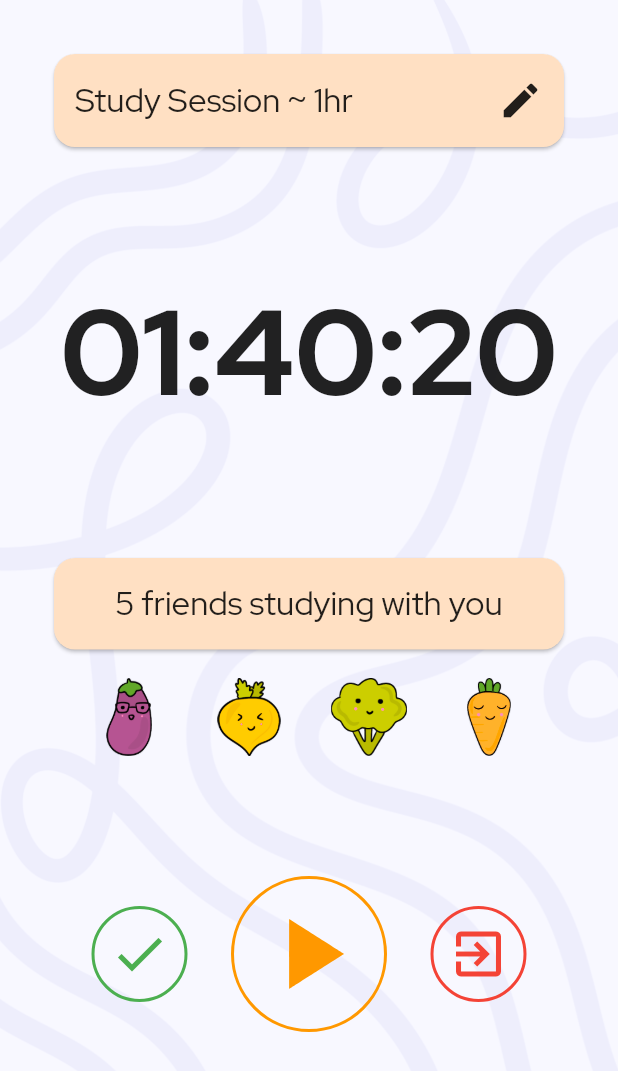
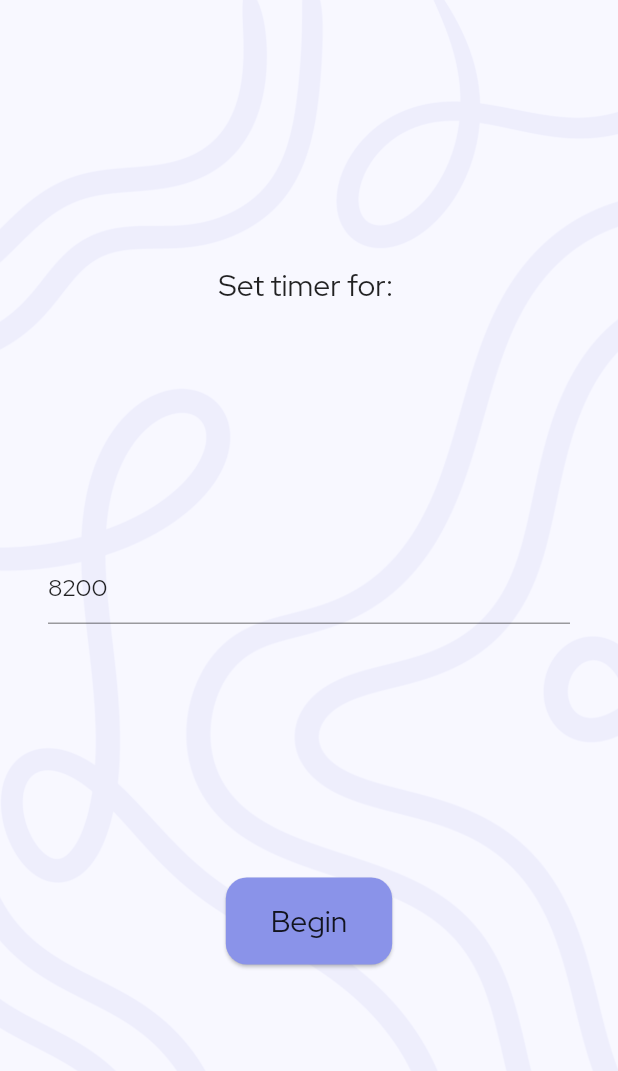
Before and after one commit to simrat39/StudyBuddy, a Flutter app: the screen it shows after launch, after a tap on "Begin a group study session", on a phone screen of 412 x 824 dp. Shown: the top 1071 px of the screen. Run offline on Flutter 3.47's test engine with Material 2 defaults, Android fonts, the phone set to English and light mode, and no system bars; our stand-ins replace flutter_riverpod.

Commit message:
feat: Add time select page

```diff
--- a/lib/home_page.dart
+++ b/lib/home_page.dart
@@ -1,4 +1,5 @@
 import 'package:flutter/material.dart';
+import 'package:study_app/time_select/time_select_page.dart';
 import 'package:study_app/timer_page.dart';
 
 class HomePage extends StatefulWidget {
@@ -107,7 +108,17 @@ class HomePageState extends State<HomePage> {
                     onTap: () => {
                       Navigator.of(context).push(
                         MaterialPageRoute(
-                          builder: (_) => const TimerPage(),
+                          builder: (_) => TimeSelectPage(
+                            callback: (p) {
+                              Navigator.of(context).push(
+                                MaterialPageRoute(
+                                  builder: (context) => TimerPage(
+                                    timerStateChangeNotifier: p,
+                                  ),
+                                ),
+                              );
+                            },
+                          ),
                         ),
                       )
                     },
@@ -129,9 +140,10 @@ class HomePageState extends State<HomePage> {
                           ),
                           Row(
                             children: [
-                              Text("Invite Friends",
-                                  style:
-                                      Theme.of(context).textTheme.titleLarge),
+                              Text(
+                                "Invite Friends",
+                                style: Theme.of(context).textTheme.titleLarge,
+                              ),
                               const Spacer(),
                               Row(
                                 children: const [
--- a/lib/main.dart
+++ b/lib/main.dart
@@ -1,21 +1,20 @@
 import 'package:flutter/material.dart';
 import 'package:flutter_riverpod/flutter_riverpod.dart';
 import 'package:study_app/home_page.dart';
-import 'package:study_app/providers/timer_state_provider.dart';
 
 void main() {
   runApp(const ProviderScope(child: MyApp()));
 }
 
-var timerStateNotifier = ChangeNotifierProvider((_) {
-  return TimerStateProvider(
-    duration: const Duration(
-      hours: 1,
-      minutes: 40,
-      seconds: 20,
-    ),
-  );
-});
+/* var timerStateNotifier = ChangeNotifierProvider((_) { */
+/*   return TimerStateProvider( */
+/*     duration: const Duration( */
+/*       hours: 1, */
+/*       minutes: 40, */
+/*       seconds: 20, */
+/*     ), */
+/*   ); */
+/* }); */
 
 class MyApp extends StatelessWidget {
   const MyApp({Key? key}) : super(key: key);
--- /dev/null
+++ b/lib/time_select/time_select_page.dart
@@ -0,0 +1,82 @@
+import 'package:flutter/material.dart';
+import 'package:flutter_riverpod/flutter_riverpod.dart';
+import 'package:study_app/providers/timer_state_provider.dart';
+
+class TimeSelectPage extends StatefulWidget {
+  const TimeSelectPage({
+    Key? key,
+    required this.callback,
+  }) : super(key: key);
+
+  final Function(ChangeNotifierProvider<TimerStateProvider>) callback;
+
+  @override
+  State<TimeSelectPage> createState() => _TimeSelectPageState();
+}
+
+class _TimeSelectPageState extends State<TimeSelectPage> {
+  late TextEditingController _controller;
+
+  @override
+  void initState() {
+    super.initState();
+
+    _controller = TextEditingController(text: "8200");
+  }
+
+  @override
+  Widget build(BuildContext context) {
+    return Scaffold(
+      body: Container(
+        decoration: const BoxDecoration(
+          image: DecorationImage(
+            image: AssetImage("assets/bg.png"),
+            fit: BoxFit.cover,
+          ),
+        ),
+        child: Padding(
+          padding: const EdgeInsets.symmetric(horizontal: 32.0, vertical: 12.0),
+          child: Center(
+            child: Column(
+              mainAxisAlignment: MainAxisAlignment.spaceEvenly,
+              children: [
+                Text("Set timer for: ",
+                    style: Theme.of(context).textTheme.titleLarge),
+                TextField(
+                  controller: _controller,
+                ),
+                Material(
+                  type: MaterialType.transparency,
+                  child: Card(
+                    color: const Color(0xff8A93E9),
+                    child: InkWell(
+                      borderRadius: BorderRadius.circular(12),
+                      onTap: () {
+                        int seconds = int.parse(_controller.value.text);
+                        ChangeNotifierProvider<TimerStateProvider> provider =
+                            ChangeNotifierProvider(
+                          (_) => TimerStateProvider(
+                            duration: Duration(seconds: seconds),
+                          ),
+                        );
+                        widget.callback(provider);
+                      },
+                      child: Container(
+                        padding: const EdgeInsets.symmetric(
+                          horizontal: 30.0,
+                          vertical: 16.0,
+                        ),
+                        child: Text("Begin",
+                            style: Theme.of(context).textTheme.titleLarge),
+                      ),
+                    ),
+                  ),
+                ),
+              ],
+            ),
+          ),
+        ),
+      ),
+    );
+  }
+}
--- a/lib/timer_page.dart
+++ b/lib/timer_page.dart
@@ -1,5 +1,7 @@
 import 'package:flutter/material.dart';
+import 'package:flutter_riverpod/flutter_riverpod.dart';
 import 'package:study_app/done_page/done_page.dart';
+import 'package:study_app/providers/timer_state_provider.dart';
 import 'package:study_app/timer_page/buddy_row.dart';
 import 'package:study_app/timer_page/done_button.dart';
 import 'package:study_app/timer_page/play_pause_button.dart';
@@ -7,7 +9,10 @@ import 'package:study_app/timer_page/quit_button.dart';
 import 'package:study_app/timer_page/timer.dart';
 
 class TimerPage extends StatefulWidget {
-  const TimerPage({Key? key}) : super(key: key);
+  const TimerPage({Key? key, required this.timerStateChangeNotifier})
+      : super(key: key);
+
+  final ChangeNotifierProvider<TimerStateProvider> timerStateChangeNotifier;
 
   @override
   State<StatefulWidget> createState() {
@@ -61,12 +66,13 @@ class TimerPageState extends State<TimerPage> {
               const SizedBox(
                 height: 80,
               ),
-              const TimerText(
-                initial: Duration(
+              TimerText(
+                initial: const Duration(
                   hours: 1,
                   minutes: 20,
                   seconds: 42,
                 ),
+                timerStateNotifier: widget.timerStateChangeNotifier,
               ),
               const SizedBox(
                 height: 80,
@@ -109,7 +115,9 @@ class TimerPageState extends State<TimerPage> {
                       ),
                     );
                   }),
-                  const PlayPauseButton(),
+                  PlayPauseButton(
+                    timerStateNotifier: widget.timerStateChangeNotifier,
+                  ),
                   QuitButton(
                     onTap: () {
                       showDialog(
--- a/lib/timer_page/play_pause_button.dart
+++ b/lib/timer_page/play_pause_button.dart
@@ -1,10 +1,14 @@
 import 'package:flutter/material.dart';
 import 'package:flutter_riverpod/flutter_riverpod.dart';
-import 'package:study_app/main.dart';
 import 'package:study_app/providers/timer_state_provider.dart';
 
 class PlayPauseButton extends ConsumerStatefulWidget {
-  const PlayPauseButton({Key? key}) : super(key: key);
+  const PlayPauseButton({
+    Key? key,
+    required this.timerStateNotifier,
+  }) : super(key: key);
+
+  final ChangeNotifierProvider<TimerStateProvider> timerStateNotifier;
 
   @override
   ConsumerState<PlayPauseButton> createState() => _PlayPauseButtonState();
@@ -34,7 +38,7 @@ class _PlayPauseButtonState extends ConsumerState<PlayPauseButton>
 
   @override
   Widget build(BuildContext context) {
-    var timerStatus = ref.watch(timerStateNotifier);
+    var timerStatus = ref.watch(widget.timerStateNotifier);
 
     return Material(
       color: Colors.transparent,
--- a/lib/timer_page/timer.dart
+++ b/lib/timer_page/timer.dart
@@ -1,14 +1,16 @@
 import 'package:flutter/material.dart';
 import 'package:flutter_riverpod/flutter_riverpod.dart';
-import 'package:study_app/main.dart';
+import 'package:study_app/providers/timer_state_provider.dart';
 
 class TimerText extends ConsumerStatefulWidget {
   const TimerText({
     Key? key,
     required this.initial,
+    required this.timerStateNotifier,
   }) : super(key: key);
 
   final Duration initial;
+  final ChangeNotifierProvider<TimerStateProvider> timerStateNotifier;
 
   @override
   ConsumerState<TimerText> createState() => _TimerTextState();
@@ -32,7 +34,7 @@ class _TimerTextState extends ConsumerState<TimerText> {
 
   @override
   Widget build(BuildContext context) {
-    var provider = ref.watch(timerStateNotifier);
+    var provider = ref.watch(widget.timerStateNotifier);
     return Text(
       secondsToHumanReadable(provider.remaining!),
       style: Theme.of(context).textTheme.titleLarge?.copyWith(
```
